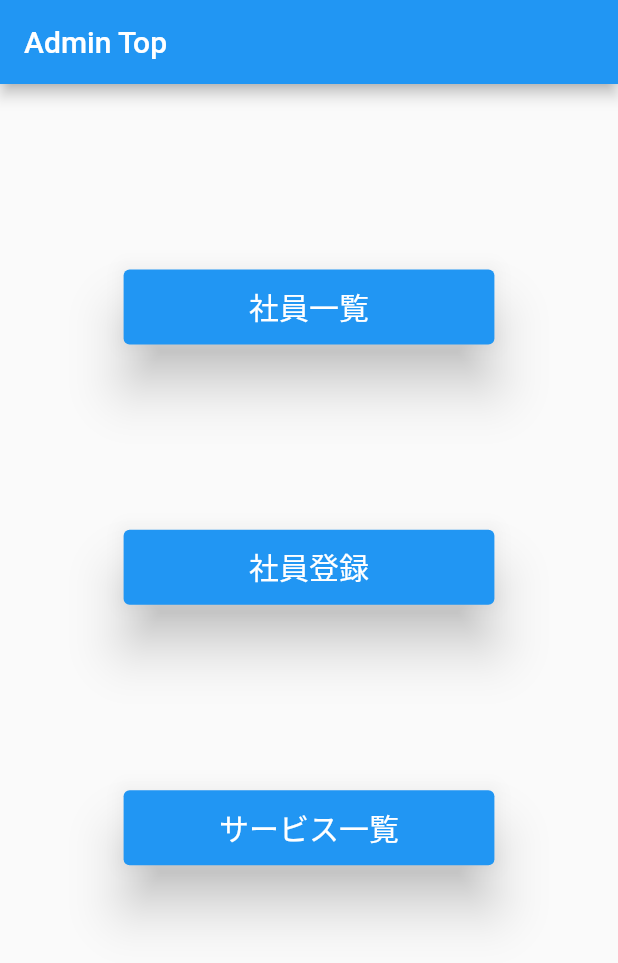
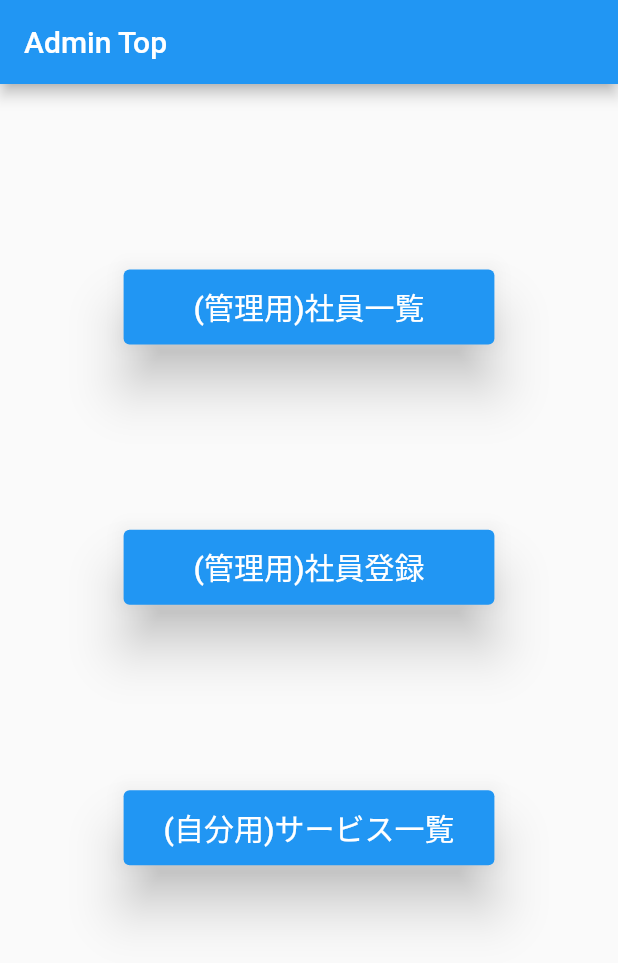
Before and after one commit to AyanaAkutsu/PasswordManager, a Flutter app: the screen it shows after launch, on a phone screen of 412 x 824 dp. Shown: the top 963 px of the screen. Run offline on Flutter 3.47's test engine with Material 2 defaults, Android fonts, the phone set to English and light mode, and no system bars; missing offline and left inert: dart:html.

Commit message:
管理者だと削除ボタンが表示される機能を実装

```diff
--- a/password_manager/lib/adminTop.dart
+++ b/password_manager/lib/adminTop.dart
@@ -10,9 +10,9 @@ class AdminScreen extends StatefulWidget {
 
 class _AdminScreenState extends State<AdminScreen> {
   List bottun = [
-    '社員一覧',
-    '社員登録',
-    'サービス一覧',
+    '(管理用)社員一覧',
+    '(管理用)社員登録',
+    '(自分用)サービス一覧',
   ];
 
   List destination = [
@@ -51,7 +51,7 @@ class _AdminScreenState extends State<AdminScreen> {
                     elevation: 15,
                   ),
                   onPressed: (() {
-                    Navigator.pushNamed(context, destination[index]);
+                    Navigator.of(context).pushNamed(destination[index], arguments: 'admin');
                   })
                 ),
               );
```
Also changed, not shown: password_manager/lib/list.dart (+16 -5 lines), password_manager/lib/serviceRegister.dart (+8 -1 lines), password_manager/lib/userList.dart (+1 -10 lines).
